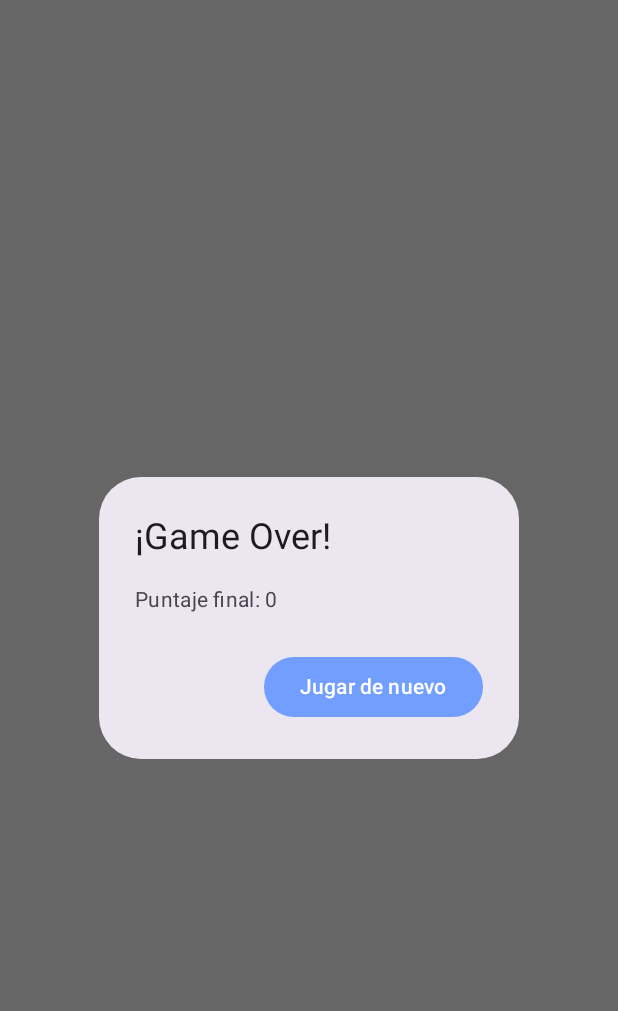
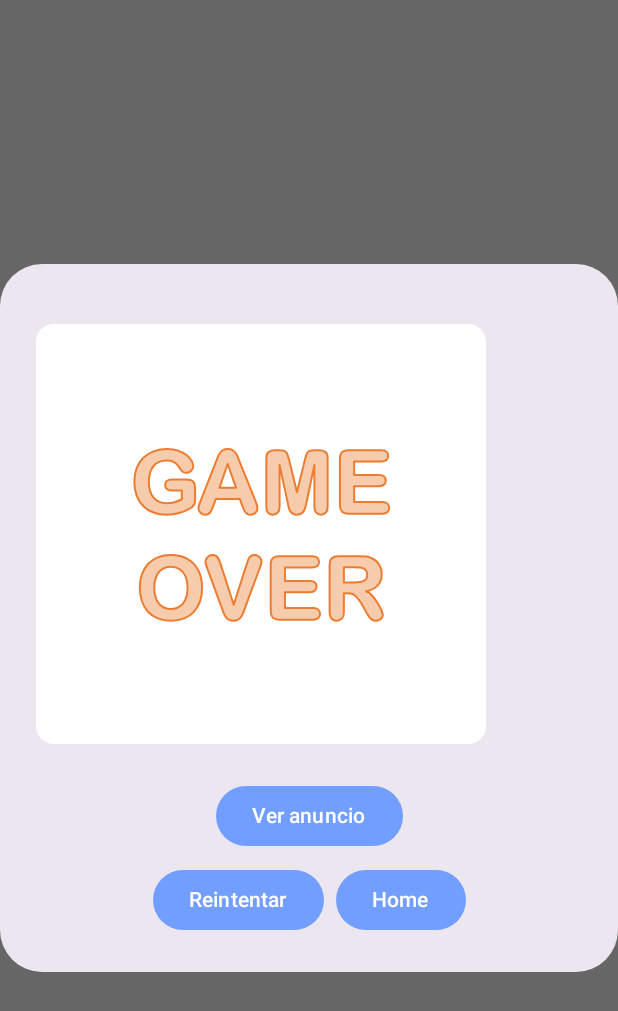
Before and after one commit to mpaulazzv/SimonDice, an Android app built with Jetpack Compose: the composable GameOverDialog called with empty values, on a phone screen of 412 x 824 dp. Shown: the top 1011 px of the screen. Run offline under Robolectric (Android 15) with nearby library versions, the phone set to English and light mode, and no system bars.

Commit message:
animacion game over

```diff
--- a/app/build.gradle.kts
+++ b/app/build.gradle.kts
@@ -69,4 +69,6 @@ dependencies {
     androidTestImplementation(libs.androidx.ui.test.junit4)
     debugImplementation(libs.androidx.ui.tooling)
     debugImplementation(libs.androidx.ui.test.manifest)
+    implementation(libs.lottie.compose)
+
 }
--- a/app/src/main/java/com/example/simondice/GameBoardScreen.kt
+++ b/app/src/main/java/com/example/simondice/GameBoardScreen.kt
@@ -20,6 +20,7 @@ import androidx.compose.foundation.layout.fillMaxHeight
 import androidx.compose.foundation.layout.fillMaxSize
 import androidx.compose.foundation.layout.fillMaxWidth
 import androidx.compose.foundation.layout.height
+import androidx.compose.foundation.layout.padding
 import androidx.compose.foundation.layout.size
 import androidx.compose.foundation.layout.sizeIn
 import androidx.compose.foundation.layout.width
@@ -29,6 +30,7 @@ import androidx.compose.material3.Button
 import androidx.compose.material3.ButtonDefaults
 import androidx.compose.material3.HorizontalDivider
 import androidx.compose.material3.MaterialTheme
+import androidx.compose.material3.Surface
 import androidx.compose.material3.Text
 import androidx.compose.material3.VerticalDivider
 import androidx.compose.runtime.Composable
@@ -55,6 +57,11 @@ import androidx.lifecycle.viewModelScope
 import kotlinx.coroutines.delay
 import kotlinx.coroutines.launch
 import androidx.lifecycle.viewmodel.compose.viewModel
+import com.airbnb.lottie.compose.LottieAnimation
+import com.airbnb.lottie.compose.LottieCompositionSpec
+import com.airbnb.lottie.compose.LottieConstants
+import com.airbnb.lottie.compose.animateLottieCompositionAsState
+import com.airbnb.lottie.compose.rememberLottieComposition
 
 
 class SimonDiceViewModel : ViewModel() {
@@ -208,7 +215,9 @@ fun GameBoardScreen(viewModel: SimonDiceViewModel = viewModel()){
         Spacer(modifier = Modifier.height(60.dp))
         Button(
             onClick = {/*funcionalidad para regresar al menú*/},
-            modifier = Modifier.height(40.dp).width(172.dp),
+            modifier = Modifier
+                .height(40.dp)
+                .width(172.dp),
             shape = RoundedCornerShape(8.dp),
             colors = ButtonDefaults.buttonColors(containerColor =
             MaterialTheme.colorScheme.primary)
@@ -296,7 +305,10 @@ fun GameCell(color: androidx.compose.ui.graphics.Color, painter: Painter, size:I
 
     Button(
         onClick = {onClick()},
-        modifier = Modifier.pulsateClick().height(170.dp).width(170.dp),
+        modifier = Modifier
+            .pulsateClick()
+            .height(170.dp)
+            .width(170.dp),
         shape = RoundedCornerShape(8.dp),
         colors = ButtonDefaults.buttonColors(containerColor = animatedColor)
     ){
@@ -343,15 +355,58 @@ fun Modifier.pulsateClick() = composed {
 @Composable
 fun GameOverDialog(
     score: Int,
-    onPlayAgain: () -> Unit
+    onPlayAgain: () -> Unit,
 ) {
     AlertDialog(
         onDismissRequest = { },
-        title = { Text("¡Game Over!") },
-        text = { Text("Puntaje final: $score") },
+        title = { },
+        text = {
+            Surface(
+                modifier = Modifier.width(300.dp).height(280.dp),
+                color = MaterialTheme.colorScheme.background,
+                shape = RoundedCornerShape(12.dp)
+            ) {
+                Column(
+                    modifier = Modifier.padding(5.dp),
+                    horizontalAlignment = Alignment.CenterHorizontally
+                ) {
+
+                    val composition by rememberLottieComposition(LottieCompositionSpec.RawRes(R.raw.gameover))
+                    val progress by animateLottieCompositionAsState(
+                        composition = composition,
+                        iterations = LottieConstants.IterateForever
+                    )
+
+                    LottieAnimation(
+                        composition = composition,
+                        progress = progress,
+                        modifier = Modifier.size(300.dp)
+                    )
+                }
+            }
+        },
         confirmButton = {
-            Button(onClick = onPlayAgain) {
-                Text("Jugar de nuevo")
+            Column(
+                modifier = Modifier.fillMaxWidth(),
+                horizontalAlignment = Alignment.CenterHorizontally
+            ) {
+                Button(onClick = {  }) {
+                    Text("Ver anuncio")
+                }
+
+                Spacer(modifier = Modifier.height(8.dp))
+
+                Row(
+                    horizontalArrangement = Arrangement.Center
+                ) {
+                    Button(onClick = onPlayAgain) {
+                        Text("Reintentar")
+                    }
+                    Spacer(modifier = Modifier.width(8.dp))
+                    Button(onClick = { }) {
+                        Text("Home")
+                    }
+                }
             }
         }
     )
--- a/gradle/libs.versions.toml
+++ b/gradle/libs.versions.toml
@@ -9,6 +9,8 @@ lifecycleRuntimeKtx = "2.8.6"
 activityCompose = "1.9.3"
 composeBom = "2024.04.01"
 lifecycle = "2.6.2"
+lottie-compose = "6.0.0"
+
 
 [libraries]
 androidx-core-ktx = { group = "androidx.core", name = "core-ktx", version.ref = "coreKtx" }
@@ -28,6 +30,7 @@ androidx-material3 = { group = "androidx.compose.material3", name = "material3"
 androidx-lifecycle-viewmodel-ktx = { group = "androidx.lifecycle", name = "lifecycle-viewmodel-ktx", version.ref = "lifecycle" }
 androidx-lifecycle-viewmodel-compose = { group = "androidx.lifecycle", name = "lifecycle-viewmodel-compose", version.ref = "lifecycle" }
 androidx-lifecycle-runtime-compose = { group = "androidx.lifecycle", name = "lifecycle-runtime-compose", version.ref = "lifecycle" }
+lottie-compose = { module = "com.airbnb.android:lottie-compose", version.ref = "lottie-compose" }
 
 
 [plugins]
```
Also changed, not shown: app/src/main/res/raw/gameover.json (added, +1 -0 lines).
